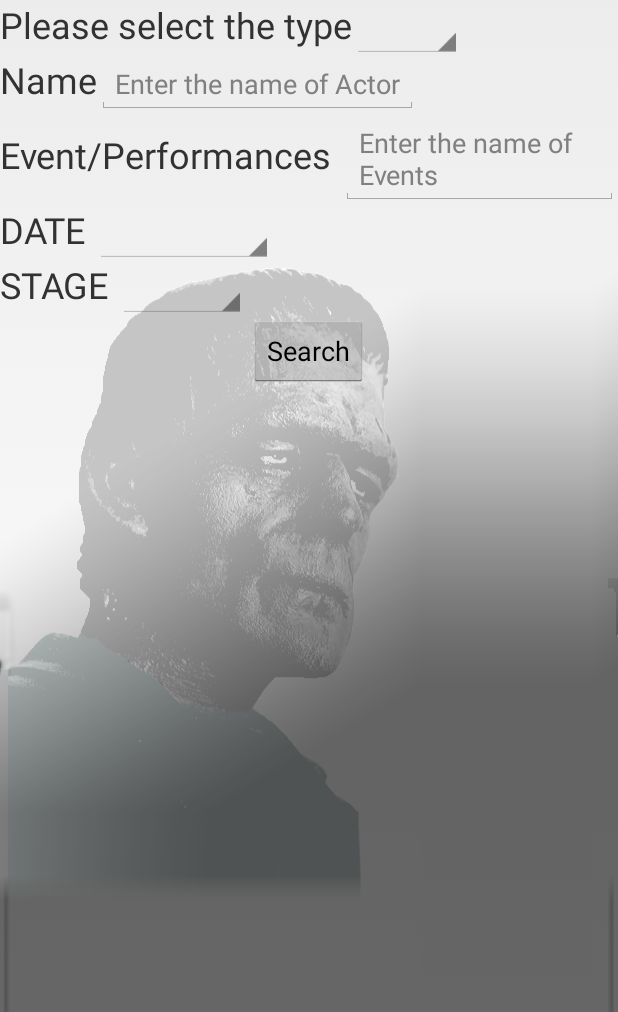
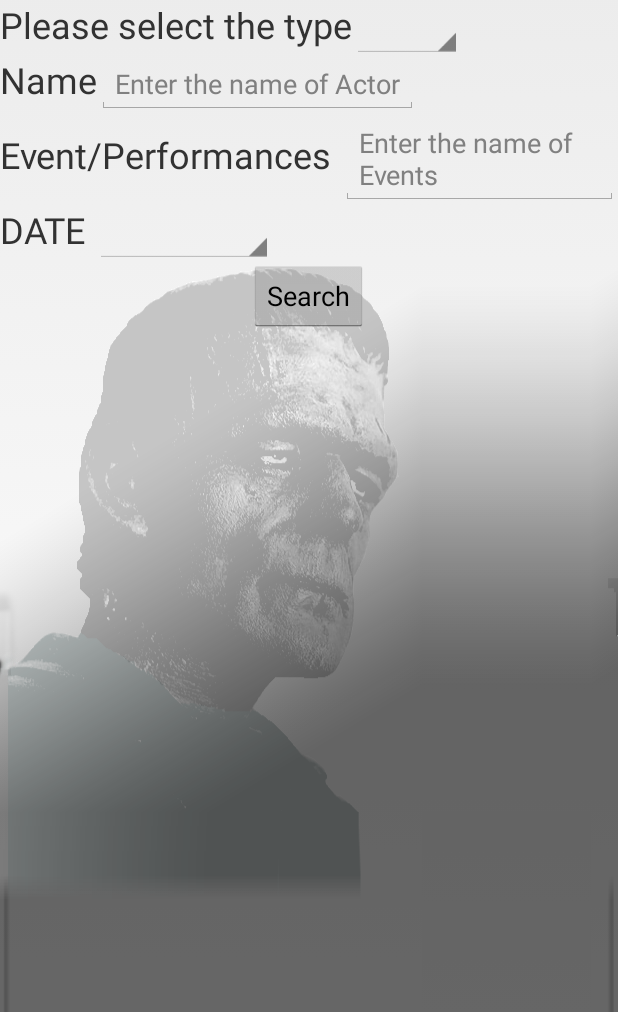
Before and after one commit to ibkrm11/FrankensteinApp, an Android app: the screen it shows after launch (MyActivity), after a tap on "Search", on a phone screen of 412 x 824 dp, the part 224-1236 px from its top. Run offline under Robolectric (Android 15) with nearby library versions, the phone set to English and light mode, and no system bars.

Commit message:
should be final

```diff
--- a/app/src/main/java/com/example/bikram/frankensteinseries/MyActivity.java
+++ b/app/src/main/java/com/example/bikram/frankensteinseries/MyActivity.java
@@ -85,21 +85,21 @@ public class MyActivity extends Activity implements AsynResponse {
 
 
         // Spinner to select stage
-        Spinner spinner1 = (Spinner) findViewById(R.id.stageSpinner);
-        ArrayAdapter<CharSequence> adapter1 = ArrayAdapter.createFromResource(this,
-                R.array.array_stage, android.R.layout.simple_spinner_item);
-        adapter1.setDropDownViewResource(android.R.layout.simple_spinner_dropdown_item);
-        spinner1.setAdapter(adapter1);
-        spinner1.setOnItemSelectedListener(new AdapterView.OnItemSelectedListener(){
-            public void onItemSelected(AdapterView<?> parent, View view,
-                                       int pos, long id) {
-                stage = parent.getItemAtPosition(pos).toString();
-            }
-
-            public void onNothingSelected(AdapterView<?> parent) {
-                stage = "";
-            }
-        });
+//        Spinner spinner1 = (Spinner) findViewById(R.id.stageSpinner);
+//        ArrayAdapter<CharSequence> adapter1 = ArrayAdapter.createFromResource(this,
+//                R.array.array_stage, android.R.layout.simple_spinner_item);
+//        adapter1.setDropDownViewResource(android.R.layout.simple_spinner_dropdown_item);
+//        spinner1.setAdapter(adapter1);
+//        spinner1.setOnItemSelectedListener(new AdapterView.OnItemSelectedListener(){
+//            public void onItemSelected(AdapterView<?> parent, View view,
+//                                       int pos, long id) {
+//                stage = parent.getItemAtPosition(pos).toString();
+//            }
+//
+//            public void onNothingSelected(AdapterView<?> parent) {
+//                stage = "";
+//            }
+//        });
 
         // Search for the field
         Button searchButton = (Button) findViewById(R.id.search_button);
@@ -108,8 +108,6 @@ public class MyActivity extends Activity implements AsynResponse {
             public void onClick(View v) {
             actorName = ((EditText) findViewById(R.id.actors_name)).getText().toString();
             eventName = ((EditText) findViewById(R.id.event_name)).getText().toString();
-            System.out.println("Event Details");
-            System.out.println(actorName +" "+ eventName +"  "+ " "+ timeday + "  " +stage   );
 
             postData(type, actorName);
         }
@@ -152,7 +150,32 @@ public class MyActivity extends Activity implements AsynResponse {
             return null;
         } else {
             SenGetReqAsyncTask asyncTask = new SenGetReqAsyncTask(this);
-            asyncTask.execute(type, name);
+
+            String time = "";
+            String time_wed = "4/22/2015";
+            String time_thr = "4/23/2015";
+            String time_fri = "4/24/2015";
+            String time_sat = "4/25/2015";
+            String date_early, date_late;
+            if (timeday.equals("Wednesday")) {
+                 date_early = time_wed;
+                 date_late = time_thr;
+            } else if (timeday.equals("Thursday")) {
+                 date_early = time_thr;
+                 date_late = time_fri;
+            } else if (timeday.equals("Friday")) {
+                 date_early = time_fri;
+                 date_late = time_sat;
+            } else {
+                date_early = "";
+                date_late = "";
+            }
+
+            time += "startDate=" + date_early + "&endDate=" + date_late;
+
+            Log.d("time", time);
+
+            asyncTask.execute(type, name, date_early, date_late);
         }
         return "";
     }
@@ -184,17 +207,26 @@ public class MyActivity extends Activity implements AsynResponse {
         protected String doInBackground(String... params) {
             String type = params[0];
             String name = params[1];
+            String starttime = params[2];
+            String endtime = params[3];
 
             HttpClient client = new DefaultHttpClient();
             HttpGet request = new HttpGet();
             String hostName = "http://139.147.24.15:8000";
             String urlName = hostName += "/search/people/?android=true";
-            if (name.length() > 0) {
-                try {
+
+            try {
+                if (name.length() > 0) {
                     urlName += "&types=[" + type + "]&name=" + URLEncoder.encode(name, "UTF-8").replace("+", "%20");
-                } catch (UnsupportedEncodingException e) {
-                    e.printStackTrace();
+                    if (starttime.length() > 0 && endtime.length() > 0) {
+                        urlName += "&startDate="
+                                + URLEncoder.encode(starttime, "UTF-8").replace("+", "%20")
+                                + "&endDate="
+                                + URLEncoder.encode(endtime, "UTF-8").replace("+", "%20");
+                    }
                 }
+            } catch (UnsupportedEncodingException e) {
+                e.printStackTrace();
             }
             Log.d("url", urlName);
             try {
--- a/app/src/main/res/layout/activity_my.xml
+++ b/app/src/main/res/layout/activity_my.xml
@@ -85,21 +85,6 @@
                     android:entries="@array/day_array"
                     android:prompt="@string/day_choose"/>
             </LinearLayout>
-            <LinearLayout
-                android:layout_width="fill_parent"
-                android:layout_height="wrap_content">
-                <TextView
-                    android:layout_width="wrap_content"
-                    android:layout_height="wrap_content"
-                    android:text="STAGE "
-                    android:textSize="24sp" />
-                <Spinner
-                    android:id="@+id/stageSpinner"
-                    android:layout_width="wrap_content"
-                    android:layout_height="wrap_content"
-                    android:entries="@array/array_stage"
-                    android:prompt="@string/stage_choose"/>
-            </LinearLayout>
         </LinearLayout>
         <Button
             android:id="@+id/search_button"
```
Also changed, not shown: app/src/main/java/com/example/bikram/frankensteinseries/SearchResults.java (+6 -1 lines).
